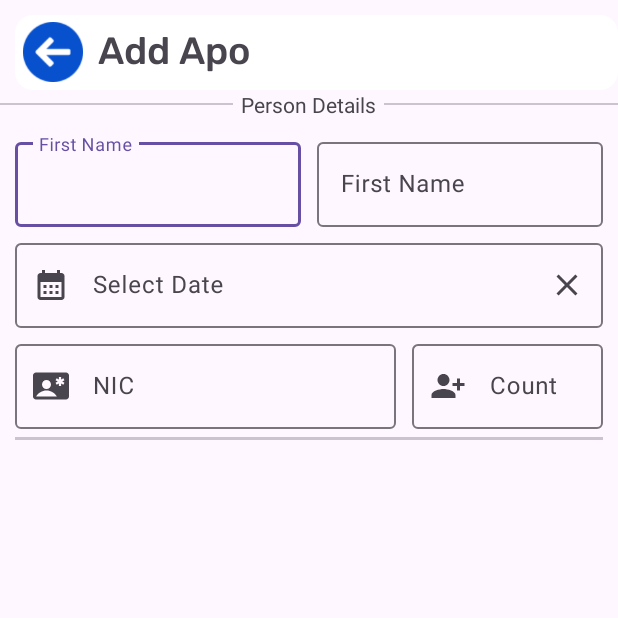
After one commit to NiwanthaR/TRR_App, an Android app: the AddBooking screen opened directly, with no data from a screen before it, on a phone screen of 412 x 824 dp, the top half of it. The commit adds this screen. Run offline under Robolectric (Android 15) with nearby library versions, the phone set to English and light mode, and no system bars.

Commit message:
Add Booking Start

```diff
--- a/app/src/main/AndroidManifest.xml
+++ b/app/src/main/AndroidManifest.xml
@@ -12,6 +12,9 @@
         android:supportsRtl="true"
         android:theme="@style/Theme.TRR_App"
         tools:targetApi="31">
+        <activity
+            android:name=".view.ManageUI.AddBooking"
+            android:exported="false" />
         <activity
             android:name=".view.SettingsUI.ManageUser"
             android:exported="false" />
--- /dev/null
+++ b/app/src/main/java/com/example/trr_app/view/ManageUI/AddBooking.kt
@@ -0,0 +1,12 @@
+package com.example.trr_app.view.ManageUI
+
+import androidx.appcompat.app.AppCompatActivity
+import android.os.Bundle
+import com.example.trr_app.R
+
+class AddBooking : AppCompatActivity() {
+    override fun onCreate(savedInstanceState: Bundle?) {
+        super.onCreate(savedInstanceState)
+        setContentView(R.layout.activity_add_booking)
+    }
+}
--- /dev/null
+++ b/app/src/main/res/drawable/calendar_month_24.xml
@@ -0,0 +1,5 @@
+<vector android:height="24dp" android:tint="#000000"
+    android:viewportHeight="24" android:viewportWidth="24"
+    android:width="24dp" xmlns:android="http://schemas.android.com/apk/res/android">
+    <path android:fillColor="@android:color/white" android:pathData="M19,4h-1V2h-2v2H8V2H6v2H5C3.89,4 3.01,4.9 3.01,6L3,20c0,1.1 0.89,2 2,2h14c1.1,0 2,-0.9 2,-2V6C21,4.9 20.1,4 19,4zM19,20H5V10h14V20zM9,14H7v-2h2V14zM13,14h-2v-2h2V14zM17,14h-2v-2h2V14zM9,18H7v-2h2V18zM13,18h-2v-2h2V18zM17,18h-2v-2h2V18z"/>
+</vector>
--- /dev/null
+++ b/app/src/main/res/drawable/close_24.xml
@@ -0,0 +1,5 @@
+<vector android:height="24dp" android:tint="#000000"
+    android:viewportHeight="24" android:viewportWidth="24"
+    android:width="24dp" xmlns:android="http://schemas.android.com/apk/res/android">
+    <path android:fillColor="@android:color/white" android:pathData="M19,6.41L17.59,5 12,10.59 6.41,5 5,6.41 10.59,12 5,17.59 6.41,19 12,13.41 17.59,19 19,17.59 13.41,12z"/>
+</vector>
--- /dev/null
+++ b/app/src/main/res/drawable/contact_emergency_24.xml
@@ -0,0 +1,5 @@
+<vector android:height="24dp" android:tint="#000000"
+    android:viewportHeight="24" android:viewportWidth="24"
+    android:width="24dp" xmlns:android="http://schemas.android.com/apk/res/android">
+    <path android:fillColor="@android:color/white" android:pathData="M22,3H2C0.9,3 0,3.9 0,5v14c0,1.1 0.9,2 2,2h20c1.1,0 1.99,-0.9 1.99,-2L24,5C24,3.9 23.1,3 22,3zM9,8c1.65,0 3,1.35 3,3s-1.35,3 -3,3s-3,-1.35 -3,-3S7.35,8 9,8zM2.08,19c1.38,-2.39 3.96,-4 6.92,-4s5.54,1.61 6.92,4H2.08zM20.97,9.85l-0.75,1.3l-1.47,-0.85V12h-1.5v-1.7l-1.47,0.85l-0.75,-1.3L16.5,9l-1.47,-0.85l0.75,-1.3l1.47,0.85V6h1.5v1.7l1.47,-0.85l0.75,1.3L19.5,9L20.97,9.85z"/>
+</vector>
--- /dev/null
+++ b/app/src/main/res/drawable/person_add_alt_1_24.xml
@@ -0,0 +1,5 @@
+<vector android:height="24dp" android:tint="#000000"
+    android:viewportHeight="24" android:viewportWidth="24"
+    android:width="24dp" xmlns:android="http://schemas.android.com/apk/res/android">
+    <path android:fillColor="@android:color/white" android:pathData="M13,8c0,-2.21 -1.79,-4 -4,-4S5,5.79 5,8s1.79,4 4,4S13,10.21 13,8zM15,10v2h3v3h2v-3h3v-2h-3V7h-2v3H15zM1,18v2h16v-2c0,-2.66 -5.33,-4 -8,-4S1,15.34 1,18z"/>
+</vector>
--- /dev/null
+++ b/app/src/main/res/layout/activity_add_booking.xml
@@ -0,0 +1,192 @@
+<?xml version="1.0" encoding="utf-8"?>
+<RelativeLayout xmlns:android="http://schemas.android.com/apk/res/android"
+    xmlns:app="http://schemas.android.com/apk/res-auto"
+    xmlns:tools="http://schemas.android.com/tools"
+    android:layout_width="match_parent"
+    android:layout_height="match_parent"
+    tools:context=".view.ManageUI.AddBooking">
+
+
+    <LinearLayout
+        android:id="@+id/topToolBar"
+        android:layout_width="match_parent"
+        android:layout_height="60dp"
+        android:orientation="horizontal">
+
+        <com.google.android.material.card.MaterialCardView
+            android:layout_width="match_parent"
+            android:layout_height="match_parent"
+            android:layout_marginTop="10dp"
+            app:cardBackgroundColor="@color/white"
+            app:strokeColor="@color/white"
+            android:layout_marginStart="10dp">
+
+            <RelativeLayout
+                android:layout_width="match_parent"
+                android:layout_height="match_parent">
+
+                <ImageView
+                    android:id="@+id/backIcon"
+                    android:layout_width="40dp"
+                    android:layout_height="40dp"
+                    android:src="@drawable/back_btn"
+                    android:layout_marginStart="5dp"
+                    android:layout_centerVertical="true"/>
+
+                <TextView
+                    android:id="@+id/pageTitle"
+                    android:layout_width="wrap_content"
+                    android:layout_height="wrap_content"
+                    android:layout_centerInParent="true"
+                    android:layout_marginStart="10dp"
+                    android:textSize="25sp"
+                    android:fontFamily="@font/rubik_medium"
+                    android:layout_toEndOf="@id/backIcon"
+                    android:text="Add Apo" />
+            </RelativeLayout>
+
+        </com.google.android.material.card.MaterialCardView>
+
+    </LinearLayout>
+
+    <LinearLayout
+        android:layout_below="@id/topToolBar"
+        android:id="@+id/titleBar1"
+        android:layout_width="match_parent"
+        android:layout_height="wrap_content"
+        android:orientation="horizontal">
+
+        <com.google.android.material.divider.MaterialDivider
+            android:layout_gravity="center_vertical"
+            android:layout_width="0dp"
+            android:layout_weight="1"
+            android:layout_height="wrap_content"/>
+
+        <TextView
+            android:layout_width="wrap_content"
+            android:layout_marginEnd="5dp"
+            android:layout_marginStart="5dp"
+            android:layout_height="wrap_content"
+            android:text="Person Details"/>
+
+
+        <com.google.android.material.divider.MaterialDivider
+            android:layout_width="0dp"
+            android:layout_weight="1"
+            android:layout_gravity="center_vertical"
+            android:layout_height="wrap_content"/>
+    </LinearLayout>
+
+    <LinearLayout
+        android:layout_below="@id/titleBar1"
+        android:layout_width="match_parent"
+        android:layout_height="match_parent"
+        android:layout_marginStart="10dp"
+        android:layout_marginEnd="10dp"
+        android:layout_marginTop="10dp"
+        android:orientation="vertical">
+
+        <LinearLayout
+            android:layout_width="match_parent"
+            android:layout_height="wrap_content"
+            android:orientation="horizontal">
+
+            <com.google.android.material.textfield.TextInputLayout
+                android:id="@+id/etFName"
+                android:layout_width="0dp"
+                android:layout_weight="1"
+                android:layout_marginEnd="5dp"
+                android:layout_height="wrap_content"
+                android:hint="First Name">
+
+                <com.google.android.material.textfield.TextInputEditText
+                    android:layout_width="match_parent"
+                    android:layout_height="wrap_content"
+                    />
+
+            </com.google.android.material.textfield.TextInputLayout>
+
+            <com.google.android.material.textfield.TextInputLayout
+                android:id="@+id/etSName"
+                android:layout_width="0dp"
+                android:layout_weight="1"
+                android:layout_marginStart="5dp"
+                android:layout_height="wrap_content"
+                android:hint="First Name">
+
+                <com.google.android.material.textfield.TextInputEditText
+                    android:layout_width="match_parent"
+                    android:layout_height="wrap_content"
+                    />
+
+            </com.google.android.material.textfield.TextInputLayout>
+
+        </LinearLayout>
+
+        <com.google.android.material.textfield.TextInputLayout
+            android:id="@+id/filledTextField"
+            android:layout_width="match_parent"
+            android:layout_height="wrap_content"
+            android:layout_marginTop="5dp"
+            app:startIconDrawable="@drawable/calendar_month_24"
+            app:endIconMode="custom"
+            app:endIconDrawable="@drawable/close_24"
+            android:hint="Select Date">
+
+            <com.google.android.material.textfield.TextInputEditText
+                android:layout_width="match_parent"
+                android:layout_height="wrap_content"
+                />
+
+        </com.google.android.material.textfield.TextInputLayout>
+
+
+        <LinearLayout
+            android:layout_width="match_parent"
+            android:layout_height="wrap_content"
+            android:layout_marginTop="5dp"
+            android:orientation="horizontal">
+
+            <com.google.android.material.textfield.TextInputLayout
+                android:id="@+id/etNIC"
+                android:layout_width="0dp"
+                android:layout_weight="2"
+                android:layout_marginEnd="5dp"
+                android:layout_height="wrap_content"
+                app:startIconDrawable="@drawable/contact_emergency_24"
+                android:hint="NIC">
+
+                <com.google.android.material.textfield.TextInputEditText
+                    android:layout_width="match_parent"
+                    android:layout_height="wrap_content"
+                    />
+
+            </com.google.android.material.textfield.TextInputLayout>
+
+            <com.google.android.material.textfield.TextInputLayout
+                android:id="@+id/etPCount"
+                android:layout_width="0dp"
+                android:layout_weight="1"
+                android:layout_marginStart="5dp"
+                app:startIconDrawable="@drawable/person_add_alt_1_24"
+                android:layout_height="wrap_content"
+                android:hint="Count">
+
+                <com.google.android.material.textfield.TextInputEditText
+                    android:layout_width="match_parent"
+                    android:inputType="number"
+                    android:layout_height="wrap_content"
+                    />
+
+            </com.google.android.material.textfield.TextInputLayout>
+
+        </LinearLayout>
+
+        <com.google.android.material.divider.MaterialDivider
+            android:layout_marginTop="5dp"
+            android:layout_width="match_parent"
+            android:layout_height="2dp"/>
+
+    </LinearLayout>
+
+</RelativeLayout>
--- a/app/src/main/res/values/colors.xml
+++ b/app/src/main/res/values/colors.xml
@@ -2,7 +2,6 @@
 <resources>
     <color name="black">#FF000000</color>
     <color name="white">#FFFFFFFF</color>
-
     <color name="purple">#8692f7</color>
     <color name="top_bar_colour">#0851CE</color>
     <color name="ash">#D2D3D4</color>
```
